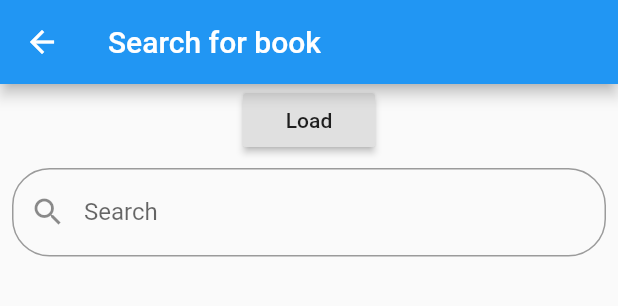
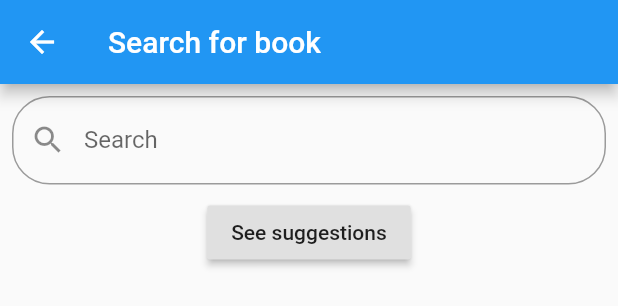
Before and after one commit to sugyanmishra29/e_learner, a Flutter app: what bookSearch() shows on an empty page, opened directly, after a tap on "Novels", on a phone screen of 412 x 824 dp. Shown: the top 306 px of the screen. Run offline on Flutter 3.47's test engine with Material 2 defaults, Android fonts, the phone set to English and light mode, and no system bars; our stand-ins replace file_picker, firebase_auth, firebase_database, firebase_storage; accounts and stored records are empty.

Commit message:
some other changes

```diff
--- a/lib/books.dart
+++ b/lib/books.dart
@@ -19,7 +19,7 @@ class bookSearchState extends State<bookSearch> {
         Padding(padding: EdgeInsets.all(20.0),
             child: Text(
               'Search by category',
-              style: TextStyle(color: Colors.black, fontSize: 20),
+              style: TextStyle(color: Colors.black, fontSize: 20,fontStyle: FontStyle.italic),
             ),
           ),
         Expanded(
--- a/lib/booksearch.dart
+++ b/lib/booksearch.dart
@@ -146,10 +146,7 @@ class BookSearchScreenState extends State<BookSearchScreen> {
       body: Container(
         child: Column(
           children: <Widget>[
-            RaisedButton(
-              child: Text("Load"),
-              onPressed: myFunc,
-            ),
+
             Padding(
               padding: const EdgeInsets.all(8.0),
               child: TextField(
@@ -164,6 +161,10 @@ class BookSearchScreenState extends State<BookSearchScreen> {
                     border: OutlineInputBorder(
                         borderRadius: BorderRadius.all(Radius.circular(25.0)))),
               ),
+            ),
+            RaisedButton(
+              child: Text("See suggestions"),
+              onPressed: myFunc,
             ),
             Expanded(
               child: ListView.builder(
--- a/lib/options.dart
+++ b/lib/options.dart
@@ -33,7 +33,7 @@ class OptionScreenState extends State<OptionScreen> {
                 Tab(icon: Icon(Icons.directions_bike)),
               ],
             ),
-            title: Text('Tabs Demo'),
+            title: Text('E_Learner IITG'),
             actions: <Widget>[
               new FlatButton(
                 child: new Text('Logout',
```
Also changed, not shown: 6 other files.
